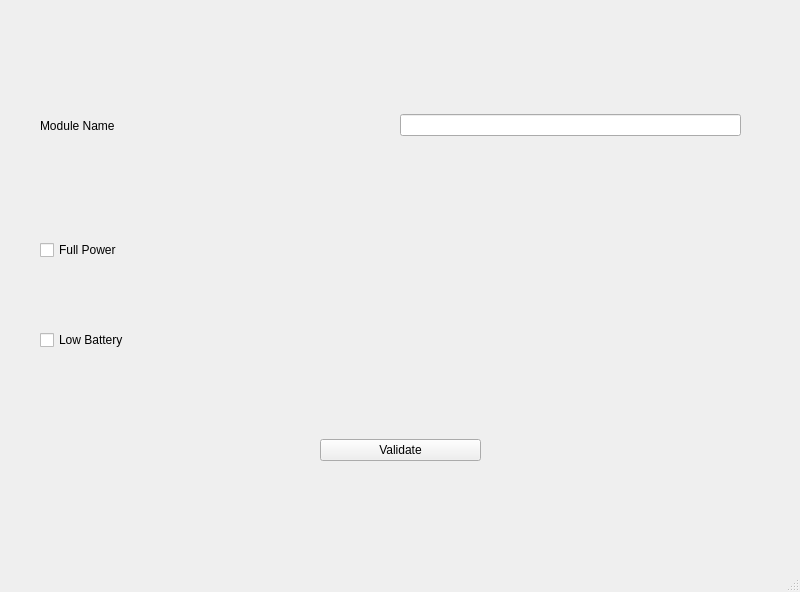
The window that main.ui (labLeMans/LabToolsPowerConsumptionApp) describes before a commit, drawn with Qt 5.
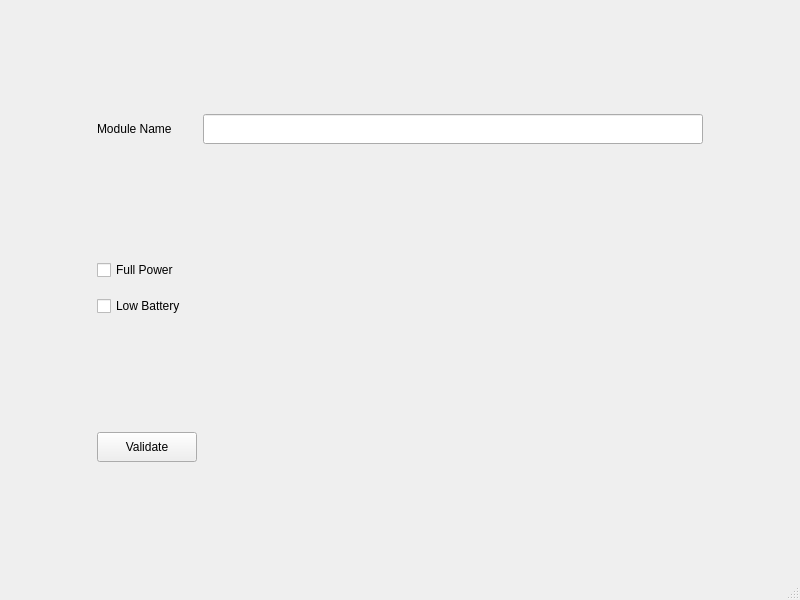
The same window after the commit.

The edit to the form file:
```diff
--- a/main.ui
+++ b/main.ui
@@ -7,104 +7,85 @@
     <x>0</x>
     <y>0</y>
     <width>800</width>
-    <height>592</height>
+    <height>600</height>
    </rect>
   </property>
   <property name="windowTitle">
    <string>MainWindow</string>
   </property>
   <widget class="QWidget" name="centralwidget">
-   <widget class="QWidget" name="gridLayoutWidget">
-    <property name="geometry">
-     <rect>
-      <x>400</x>
-      <y>80</y>
-      <width>341</width>
-      <height>91</height>
-     </rect>
-    </property>
-    <layout class="QGridLayout" name="gridLayout">
-     <item row="0" column="0">
-      <widget class="QLineEdit" name="moduleNameLineEdit"/>
-     </item>
-    </layout>
-   </widget>
-   <widget class="QWidget" name="gridLayoutWidget_2">
-    <property name="geometry">
-     <rect>
-      <x>40</x>
-      <y>80</y>
-      <width>171</width>
-      <height>91</height>
-     </rect>
-    </property>
-    <layout class="QGridLayout" name="gridLayout_3">
-     <item row="0" column="0">
-      <widget class="QLabel" name="moduleNameLabel">
-       <property name="text">
-        <string>Module Name</string>
-       </property>
-      </widget>
-     </item>
-    </layout>
-   </widget>
-   <widget class="QWidget" name="gridLayoutWidget_3">
-    <property name="geometry">
-     <rect>
-      <x>320</x>
-      <y>390</y>
-      <width>161</width>
-      <height>121</height>
-     </rect>
-    </property>
-    <layout class="QGridLayout" name="gridLayout_4">
-     <item row="0" column="0">
-      <widget class="QPushButton" name="validatePushButton">
-       <property name="text">
-        <string>Validate</string>
-       </property>
-      </widget>
-     </item>
-    </layout>
-   </widget>
-   <widget class="QWidget" name="gridLayoutWidget_4">
-    <property name="geometry">
-     <rect>
-      <x>40</x>
-      <y>210</y>
-      <width>160</width>
-      <height>80</height>
-     </rect>
-    </property>
-    <layout class="QGridLayout" name="gridLayout_5">
-     <item row="0" column="0">
-      <widget class="QCheckBox" name="FullPowercheckBox">
-       <property name="text">
-        <string>Full Power</string>
-       </property>
-      </widget>
-     </item>
-    </layout>
-   </widget>
-   <widget class="QWidget" name="gridLayoutWidget_5">
-    <property name="geometry">
-     <rect>
-      <x>40</x>
-      <y>300</y>
-      <width>160</width>
-      <height>80</height>
-     </rect>
-    </property>
-    <layout class="QGridLayout" name="gridLayout_6">
-     <item row="0" column="0">
-      <widget class="QCheckBox" name="LowBatterycheckBox">
-       <property name="text">
-        <string>Low Battery</string>
-       </property>
-      </widget>
-     </item>
-    </layout>
-   </widget>
+   <layout class="QGridLayout" name="gridLayout">
+    <item row="4" column="0">
+     <layout class="QVBoxLayout" name="verticalLayout">
+      <item>
+       <widget class="QCheckBox" name="FullPowercheckBox">
+        <property name="maximumSize">
+         <size>
+          <width>200</width>
+          <height>30</height>
+         </size>
+        </property>
+        <property name="text">
+         <string>Full Power</string>
+        </property>
+       </widget>
+      </item>
+      <item>
+       <widget class="QCheckBox" name="LowBatterycheckBox">
+        <property name="maximumSize">
+         <size>
+          <width>200</width>
+          <height>30</height>
+         </size>
+        </property>
+        <property name="text">
+         <string>Low Battery</string>
+        </property>
+       </widget>
+      </item>
+     </layout>
+    </item>
+    <item row="3" column="0">
+     <layout class="QHBoxLayout" name="horizontalLayout">
+      <item>
+       <widget class="QLabel" name="moduleNameLabel">
+        <property name="maximumSize">
+         <size>
+          <width>100</width>
+          <height>30</height>
+         </size>
+        </property>
+        <property name="text">
+         <string>Module Name</string>
+        </property>
+       </widget>
+      </item>
+      <item>
+       <widget class="QLineEdit" name="moduleNameLineEdit">
+        <property name="maximumSize">
+         <size>
+          <width>500</width>
+          <height>30</height>
+         </size>
+        </property>
+       </widget>
+      </item>
+     </layout>
+    </item>
+    <item row="5" column="0">
+     <widget class="QPushButton" name="validatePushButton">
+      <property name="maximumSize">
+       <size>
+        <width>100</width>
+        <height>30</height>
+       </size>
+      </property>
+      <property name="text">
+       <string>Validate</string>
+      </property>
+     </widget>
+    </item>
+   </layout>
   </widget>
   <widget class="QMenuBar" name="menubar">
    <property name="geometry">
```
